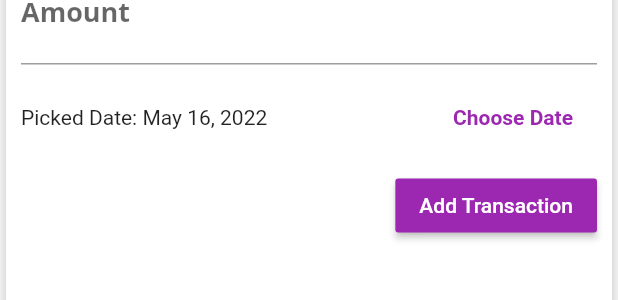
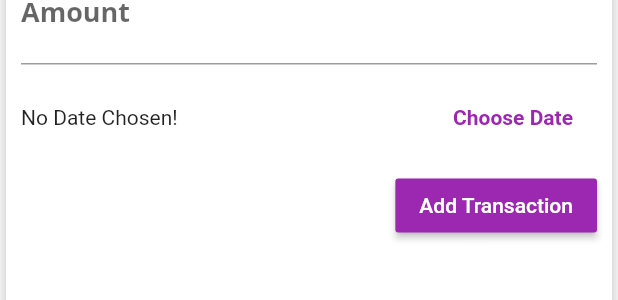
Before and after one commit to pulkitkhandelwal29/Expense-Tracker-App, a Flutter app: the NewTransaction widget shown alone on an empty page, opened directly with empty values, after a tap on "Add Transaction", on a phone screen of 412 x 824 dp. Shown: the part 156-456 px from the top of the screen. Run offline on Flutter 3.47's test engine with Material 2 defaults, Android fonts, the phone set to English and light mode, and no system bars.

Commit message:
Adding transactions with a Date

```diff
--- a/lib/main.dart
+++ b/lib/main.dart
@@ -63,13 +63,14 @@ class _MyHomePageState extends State<MyHomePage> {
     }).toList();
   }
 
-  void _addNewTransaction(String txTitle, double txAmount) {
+  void _addNewTransaction(
+      String txTitle, double txAmount, DateTime chosenDate) {
     final newTx = Transaction(
       //unique value generating for id
       id: DateTime.now().toString(),
       title: txTitle,
       amount: txAmount,
-      date: DateTime.now(),
+      date: chosenDate,
     );
 
     setState(() {
--- a/lib/widgets/new_transaction.dart
+++ b/lib/widgets/new_transaction.dart
@@ -14,15 +14,18 @@ class NewTransaction extends StatefulWidget {
 class _NewTransactionState extends State<NewTransaction> {
   final _titleController = TextEditingController();
   final _amountController = TextEditingController();
-  DateTime _selectedDate = DateTime.now();
+  DateTime? _selectedDate;
 
   //add transaction button
   void submitData() {
+    if (_amountController.text.isEmpty) {
+      return;
+    }
     final enteredTitle = _titleController.text;
     //converts string number to text
     final enteredAmount = double.parse(_amountController.text);
 
-    if (enteredTitle.isEmpty || enteredAmount <= 0) {
+    if (enteredTitle.isEmpty || enteredAmount <= 0 || _selectedDate == null) {
       //return stops the later code not working
       return;
     }
@@ -30,6 +33,7 @@ class _NewTransactionState extends State<NewTransaction> {
     widget.addTx(
       enteredTitle,
       enteredAmount,
+      _selectedDate,
     );
 
     //close the focused screen i.e. modal sheet when its work is done
@@ -84,7 +88,7 @@ class _NewTransactionState extends State<NewTransaction> {
                     child: Text(
                       _selectedDate == null
                           ? 'No Date Chosen!'
-                          : 'Picked Date: ${DateFormat.yMMMd().format(_selectedDate)}',
+                          : 'Picked Date: ${DateFormat.yMMMd().format(_selectedDate!)}',
                     ),
                   ),
                   FlatButton(
```
